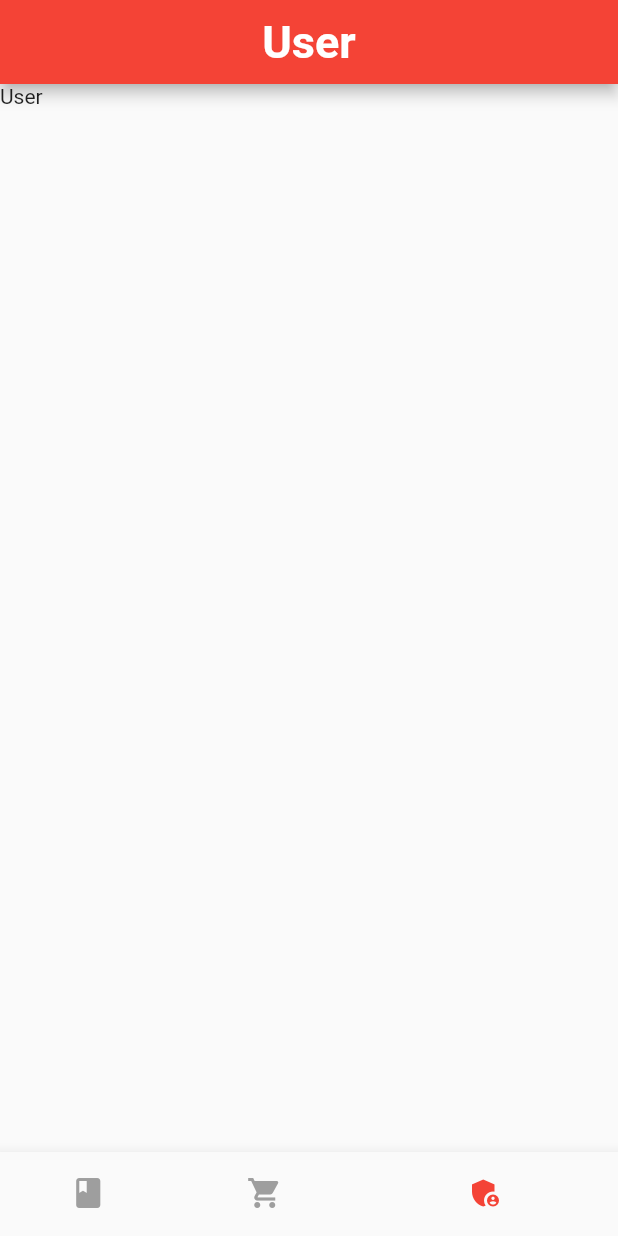
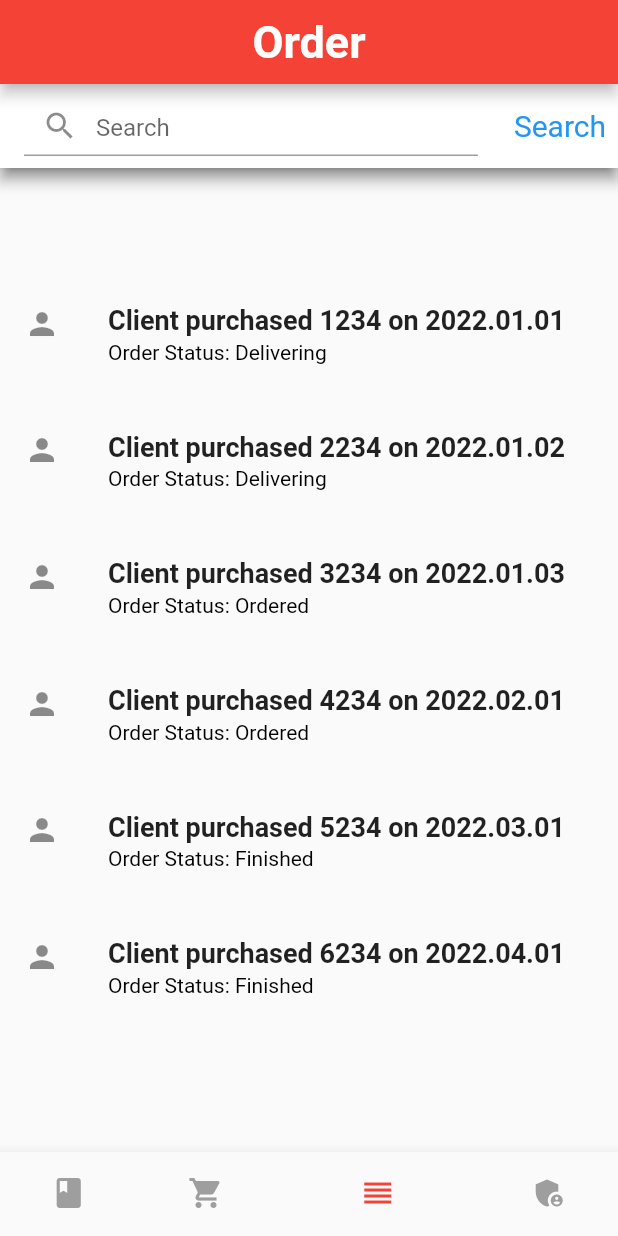
Before and after one commit to yuchenwzt/CSI5112_Team_Project, a Flutter app: the MainPage screen opened directly, item 3 of the bottom bar chosen, on a phone screen of 412 x 824 dp. Run offline on Flutter 3.47's test engine with Material 2 defaults, Android fonts, the phone set to English and light mode, and no system bars; our stand-ins replace multi_select_flutter; network calls fail; statements that could not run were skipped.

Commit message:
add order page

```diff
--- a/lib/components/search_bar.dart
+++ b/lib/components/search_bar.dart
@@ -1,10 +1,12 @@
+import 'package:csi5112_project/data/item_data.dart';
+import 'package:csi5112_project/data/order_data.dart';
 import 'package:flutter/material.dart';
-import '../data/item_data.dart';
 
 class SearchBar extends StatefulWidget {
-  const SearchBar({ Key? key, required this.searchItems, this.onSearchFinish}) : super(key: key);
+  const SearchBar({ Key? key, required this.searchItems, this.onSearchFinish, required this.filterType}) : super(key: key);
 
-  final List<Item> searchItems;
+  final List<dynamic> searchItems;
+  final String filterType;
   final onSearchFinish;
 
   @override
@@ -67,12 +69,23 @@ class _SearchBarState extends State<SearchBar> {
     return filterString.substring(start, end + 1);
   }
 
-  List<Item> filter(String filterString) {
-    List<Item> res = [];
+  List<dynamic> filter(String filterString) {
+    List<dynamic> res = [];
+    res = widget.filterType == "item" ? <Item>[] : <Order>[];
     for (var o in widget.searchItems) {
-      if (o.name.toLowerCase().contains(filterString.toLowerCase()) || o.description.toLowerCase().contains(filterString.toLowerCase())) {
+      if (filterCase(o, filterString)) {
         res.add(o);
       }
+    }
+    return res as List<dynamic>;
+  }
+
+  bool filterCase(List<dynamic> o, String filterString) {
+    bool res = false;
+    if (widget.filterType == "order") {
+      res = (o as Order).userId == filterString;
+    } else if (widget.filterType == "item") {
+      res = (o as Item).name.toLowerCase().contains(filterString.toLowerCase()) || (o as Item).description.toLowerCase().contains(filterString.toLowerCase());
     }
     return res;
   }
--- /dev/null
+++ b/lib/data/order_data.dart
@@ -0,0 +1,44 @@
+import 'dart:async';
+
+class Order {
+  final String itemId;
+  String orderId;
+  String userId;
+  String purchaseDate;
+  String purchaseInfo;
+  String purchaseStatus;
+
+  Order(
+    {
+      this.itemId = "",
+      this.orderId = "",
+      this.userId = "",
+      this.purchaseDate = "",
+      this.purchaseInfo = "",
+      this.purchaseStatus = "",
+    }
+  );
+
+  Order.fromMap(Map<String, dynamic> map)
+    : itemId = map['itemId'],
+    orderId = map['orderId'],
+    userId = map['userId'],
+    purchaseDate = map['purchaseDate'],
+    purchaseInfo = map['purchaseInfo'],
+    purchaseStatus = map['purchaseStatus'];
+}
+
+abstract class OrderRepository {
+  Future<List<Order>> fetch();
+}
+
+class FetchDataException implements Exception {
+  String message;
+
+  FetchDataException(this.message);
+
+  @override
+  String toString() {
+    return "Exception:$message";
+  }
+}
--- /dev/null
+++ b/lib/data/order_data_mock.dart
@@ -0,0 +1,52 @@
+import 'dart:async';
+import 'order_data.dart';
+
+class MockOrderRepository implements OrderRepository {
+  @override
+  Future<List<Order>> fetch() => Future.value(allOrders);
+}
+
+var allOrders = <Order>[
+  Order(
+    orderId: "1234",
+    userId: "1",
+    purchaseDate: "2022.01.01",
+    purchaseInfo: "",
+    purchaseStatus: "Delivering",
+  ),
+  Order(
+    orderId: "2234",
+    userId: "1",
+    purchaseDate: "2022.01.02",
+    purchaseInfo: "",
+    purchaseStatus: "Delivering",
+  ),
+  Order(
+    orderId: "3234",
+    userId: "1",
+    purchaseDate: "2022.01.03",
+    purchaseInfo: "",
+    purchaseStatus: "Ordered",
+  ),
+  Order(
+    orderId: "4234",
+    userId: "2",
+    purchaseDate: "2022.02.01",
+    purchaseInfo: "",
+    purchaseStatus: "Ordered",
+  ),
+  Order(
+    orderId: "5234",
+    userId: "3",
+    purchaseDate: "2022.03.01",
+    purchaseInfo: "",
+    purchaseStatus: "Finished",
+  ),
+  Order(
+    orderId: "6234",
+    userId: "3",
+    purchaseDate: "2022.04.01",
+    purchaseInfo: "",
+    purchaseStatus: "Finished",
+  ),
+];
--- /dev/null
+++ b/lib/injection/dependency_injection_order.dart
@@ -0,0 +1,25 @@
+import '../data/order_data.dart';
+import '../data/order_data_mock.dart';
+
+enum Flavor { mock, real }
+
+class Injector {
+  Injector._internal();
+  static final _singleton = Injector._internal();
+  static const Flavor _flavor = Flavor.mock;
+
+  factory Injector() {
+    return _singleton;
+  }
+
+  OrderRepository get orderRepository {
+    switch (_flavor) {
+      case Flavor.mock:
+        return MockOrderRepository();
+      // case Flavor.real:
+      //   return new RandomUserRepository();
+      default:
+        return MockOrderRepository();
+    }
+  }
+}
--- a/lib/main.dart
+++ b/lib/main.dart
@@ -4,7 +4,6 @@
 
 import 'package:flutter/material.dart';
 import 'view/login_page/login_page.dart';
-import './view/main_page.dart';
 
 void main() {
   runApp(const MyApp());
@@ -23,8 +22,7 @@ class MyApp extends StatelessWidget {
           foregroundColor: Colors.black,
         ),
       ),
-      // home: const Login(),
-      home: const MainPage(isMerchant: false),
+      home: const Login(),
     );
   }
 }
--- /dev/null
+++ b/lib/module/order_presenter.dart
@@ -0,0 +1,26 @@
+import 'package:csi5112_project/injection/dependency_injection_order.dart';
+import '../data/order_data.dart';
+
+abstract class OrdersListViewContract {
+  void onLoadOrdersComplete(List<Order> items);
+
+  void onLoadOrdersError();
+}
+
+class OrdersListPresenter {
+  OrdersListViewContract view;
+  late OrderRepository repository;
+
+  OrdersListPresenter(this.view) {
+    repository = Injector().orderRepository;
+  }
+
+  void loadOrder() {
+    assert(view != null);
+
+    repository
+      .fetch()
+      .then((order) => view.onLoadOrdersComplete(order))
+      .catchError((onError) => view.onLoadOrdersError());
+  }
+}
--- a/lib/view/main_page.dart
+++ b/lib/view/main_page.dart
@@ -1,5 +1,6 @@
 import 'package:flutter/material.dart';
 import 'item_page/Item_page.dart';
+import 'order_page/order_page.dart';
 import '../CartPage.dart';
 import '../UserPage.dart';
 
@@ -26,15 +27,13 @@ class MainPageState extends State<MainPage> {
       style: optionStyle,
     ),
     Text(
+      'Order',
+      style: optionStyle,
+    ),
+    Text(
       'User',
       style: optionStyle,
     ),
-  ];
-
-  static const List pages = [
-    ItemPage(),
-    CartPage(),
-    UserPage(),
   ];
 
   void onItemTapped(int index) {
@@ -45,6 +44,12 @@ class MainPageState extends State<MainPage> {
 
   @override
   Widget build(BuildContext context) {
+    List pages = [
+      ItemPage(isMerchant: widget.isMerchant),
+      const CartPage(),
+      const OrderPage(),
+      const UserPage(),
+    ];
     return Scaffold(
       appBar: AppBar(
         title: SizedBox(child: Center(child: titleOptions.elementAt(selectedIndex))),
@@ -54,10 +59,11 @@ class MainPageState extends State<MainPage> {
       // Use Tab Navigator to make sure all the route changes are inside the BottomBar Component.
       body: IndexedStack(
         index: selectedIndex,
-        children: const <Widget>[
+        children: <Widget>[
           TabNavigator(index: 0, pages: pages),
           TabNavigator(index: 1, pages: pages),
           TabNavigator(index: 2, pages: pages),
+          TabNavigator(index: 3, pages: pages),
         ],
       ),
       bottomNavigationBar: BottomNavigationBar(
@@ -74,6 +80,10 @@ class MainPageState extends State<MainPage> {
           BottomNavigationBarItem(
             icon: Icon(Icons.shopping_cart),
             label: 'Cart',
+          ),
+          BottomNavigationBarItem(
+            icon: Icon(Icons.reorder),
+            label: 'Order',
           ),
           BottomNavigationBarItem(
             icon: Icon(Icons.admin_panel_settings),
--- /dev/null
+++ b/lib/view/order_page/order_filter_panel.dart
@@ -0,0 +1,33 @@
+import 'package:flutter/material.dart';
+import '../../data/order_data.dart';
+
+class OrderFilterPanel extends StatelessWidget {
+  const OrderFilterPanel({ Key? key, required this.orders }) : super(key: key);
+
+  final List<Order> orders;
+
+  @override
+  @override
+  Widget build(BuildContext context) {
+    return GridView(
+        gridDelegate: const SliverGridDelegateWithFixedCrossAxisCount(
+          crossAxisCount: 1,
+          mainAxisSpacing: 2,
+          childAspectRatio: 5 / 1,
+        ),
+        shrinkWrap: true,
+        children: buildOrderList(),
+      );
+  }
+
+  List<ListTile> buildOrderList() {
+    return orders.map((ordersState) => ListTile(
+      leading: const Icon(Icons.person),
+      title: Text("Client" + ordersState.itemId + " purchased " + ordersState.orderId + " on " + ordersState.purchaseDate,
+        style: const TextStyle(fontSize: 18, fontWeight: FontWeight.bold)),
+      subtitle: Text("Order Status: " + ordersState.purchaseStatus,
+        style: const TextStyle(fontSize: 14, color: Colors.black)
+      )
+    )).toList();
+  }
+}
--- /dev/null
+++ b/lib/view/order_page/order_page.dart
@@ -0,0 +1,63 @@
+import 'package:csi5112_project/module/order_presenter.dart';
+import 'package:flutter/material.dart';
+import '../../data/order_data.dart';
+import '../../module/order_presenter.dart';
+import '../../components/search_bar.dart';
+import './order_filter_panel.dart';
+
+class OrderPage extends StatefulWidget {
+  const OrderPage({ Key? key }) : super(key: key);
+
+  @override
+  OrderPageState createState() => OrderPageState();
+}
+
+class OrderPageState extends State<OrderPage> implements OrdersListViewContract {
+  late OrdersListPresenter _presenter;
+  List<Order> ordersReceived = [];
+  List<Order> ordersFiltered = [];
+  bool isSearching = false;
+
+  OrderPageState() {
+    _presenter = OrdersListPresenter(this);
+  }
+
+  @override
+  void initState() {
+    super.initState();
+    isSearching = true;
+    _presenter.loadOrder();
+  }
+
+  @override
+  Widget build(BuildContext context) {
+    return Scaffold(
+      appBar: AppBar(
+        flexibleSpace: SearchBar(searchItems: ordersReceived, onSearchFinish: (value) => updateItemList(value), filterType: "order"),
+      ),
+      body: Center(
+        child: OrderFilterPanel(orders: ordersFiltered),
+      ),
+    );
+  }
+
+  void updateItemList(List<Order> items) {
+    setState(() {
+      ordersFiltered = items;
+    });
+  }
+
+  @override
+  void onLoadOrdersComplete(List<Order> orders) {
+    setState(() {
+      ordersReceived = orders;
+      ordersFiltered = orders;
+      isSearching = false;
+    });
+  }
+
+  @override
+  void onLoadOrdersError() {
+    // TODO when backend set up
+  }
+}
```
Also changed, not shown: lib/CartPage.dart (+23 -1 lines), lib/view/item_detail_page/item_detail_page.dart (+10 -2 lines), lib/view/item_page/Item_filter_panel.dart (+4 -4 lines), lib/view/item_page/Item_page.dart (+10 -19 lines).
